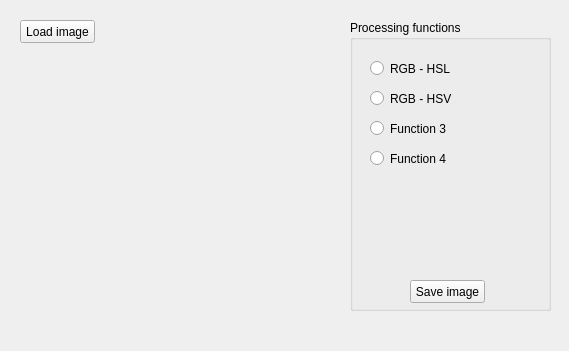
This is mainwindow.ui in JCamiloo/ImageProcessing as Qt 5 draws it before an edit. The edited form follows.
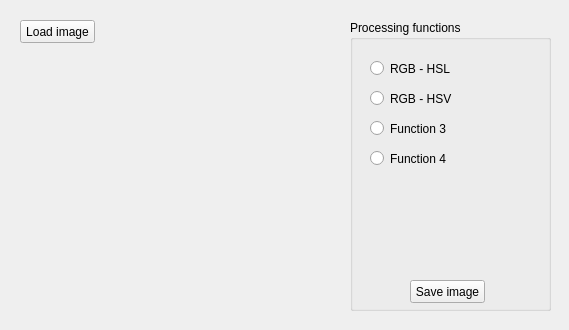
This is the edited form.

Patch:
```diff
--- a/mainwindow.ui
+++ b/mainwindow.ui
@@ -10,7 +10,7 @@
     <x>0</x>
     <y>0</y>
     <width>569</width>
-    <height>351</height>
+    <height>330</height>
    </rect>
   </property>
   <property name="windowTitle">
```
